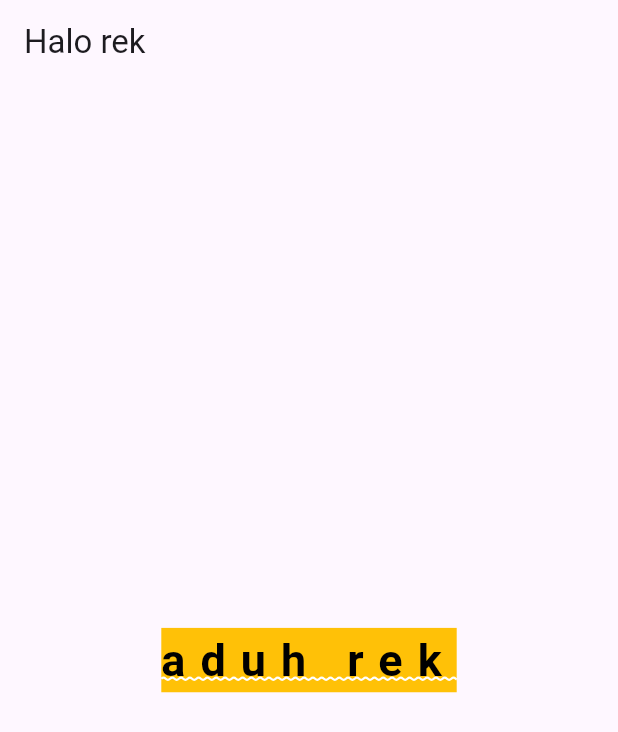
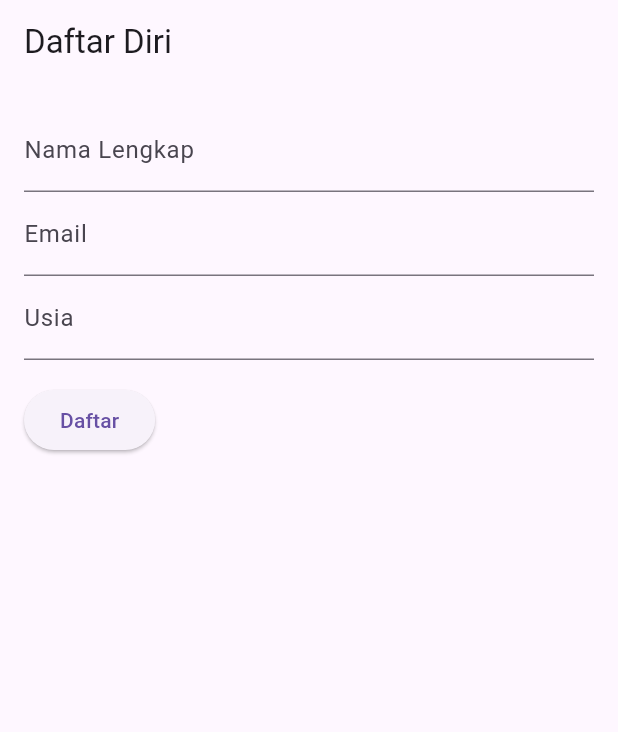
Before and after one commit to najwakarimah11rpl/FLUTTER, a Flutter app: the screen it shows after launch, on a phone screen of 412 x 824 dp. Shown: the top 732 px of the screen. Run offline on Flutter 3.47's test engine with Material 3 defaults, Android fonts, the light colour scheme and no system bars; our stand-ins replace flutter_spinkit, webview_flutter; Roboto replaces fonts that are missing (Stick).

Commit message:
Update main.dart

```diff
--- a/first_project/lib/main.dart
+++ b/first_project/lib/main.dart
@@ -11,27 +11,123 @@ class MyApp extends StatelessWidget {
   Widget build(BuildContext context) {
     return MaterialApp(
       debugShowCheckedModeBanner: false,
-      home: Scaffold(
-        appBar: AppBar(
-          title: Text("Halo rek"),
-        ),
-        body: Center(
-          child: Text(
-            "aduh rek",
-            maxLines: 3,
-            overflow: TextOverflow.ellipsis,
-            textAlign: TextAlign.center,
-            style: TextStyle(
-              backgroundColor: Colors.amber,
-              color: Colors.black,
-              fontSize: 30,
-              fontWeight: FontWeight.bold,
-              letterSpacing: 10,
-              fontFamily: 'Stick',
-              decoration: TextDecoration.underline,
-              decorationStyle: TextDecorationStyle.wavy,
-              decorationColor: Colors.white,
-            ),
+      home: DaftarDiriPage(),
+    );
+  }
+}
+
+class DaftarDiriPage extends StatefulWidget {
+  @override
+  _DaftarDiriPageState createState() => _DaftarDiriPageState();
+}
+
+class _DaftarDiriPageState extends State<DaftarDiriPage> {
+  final _formKey = GlobalKey<FormState>();
+  final _namaController = TextEditingController();
+  final _emailController = TextEditingController();
+  final _usiaController = TextEditingController();
+
+  String _nama = '';
+  String _email = '';
+  String _usia = '';
+
+  void _submitForm() {
+    if (_formKey.currentState?.validate() ?? false) {
+      setState(() {
+        _nama = _namaController.text;
+        _email = _emailController.text;
+        _usia = _usiaController.text;
+      });
+      ScaffoldMessenger.of(context).showSnackBar(
+        SnackBar(content: Text('Data berhasil disubmit')),
+      );
+    }
+  }
+
+  @override
+  void dispose() {
+    _namaController.dispose();
+    _emailController.dispose();
+    _usiaController.dispose();
+    super.dispose();
+  }
+
+  @override
+  Widget build(BuildContext context) {
+    return Scaffold(
+      appBar: AppBar(
+        title: Text("Daftar Diri"),
+      ),
+      body: Padding(
+        padding: const EdgeInsets.all(16.0),
+        child: Form(
+          key: _formKey,
+          child: Column(
+            crossAxisAlignment: CrossAxisAlignment.start,
+            children: <Widget>[
+              TextFormField(
+                controller: _namaController,
+                decoration: InputDecoration(
+                  labelText: 'Nama Lengkap',
+                  hintText: 'Masukkan nama Anda',
+                ),
+                validator: (value) {
+                  if (value == null || value.isEmpty) {
+                    return 'Nama tidak boleh kosong';
+                  }
+                  return null;
+                },
+              ),
+              TextFormField(
+                controller: _emailController,
+                decoration: InputDecoration(
+                  labelText: 'Email',
+                  hintText: 'Masukkan email Anda',
+                ),
+                validator: (value) {
+                  if (value == null || value.isEmpty) {
+                    return 'Email tidak boleh kosong';
+                  } else if (!RegExp(r'^[^@]+@[^@]+\.[^@]+').hasMatch(value)) {
+                    return 'Email tidak valid';
+                  }
+                  return null;
+                },
+              ),
+              TextFormField(
+                controller: _usiaController,
+                decoration: InputDecoration(
+                  labelText: 'Usia',
+                  hintText: 'Masukkan usia Anda',
+                ),
+                validator: (value) {
+                  if (value == null || value.isEmpty) {
+                    return 'Usia tidak boleh kosong';
+                  } else if (int.tryParse(value) == null) {
+                    return 'Usia harus berupa angka';
+                  }
+                  return null;
+                },
+              ),
+              Padding(
+                padding: const EdgeInsets.symmetric(vertical: 16.0),
+                child: ElevatedButton(
+                  onPressed: _submitForm,
+                  child: Text('Daftar'),
+                ),
+              ),
+              if (_nama.isNotEmpty && _email.isNotEmpty && _usia.isNotEmpty)
+                Padding(
+                  padding: const EdgeInsets.only(top: 16.0),
+                  child: Column(
+                    crossAxisAlignment: CrossAxisAlignment.start,
+                    children: [
+                      Text('Nama: $_nama'),
+                      Text('Email: $_email'),
+                      Text('Usia: $_usia'),
+                    ],
+                  ),
+                ),
+            ],
           ),
         ),
       ),
```
